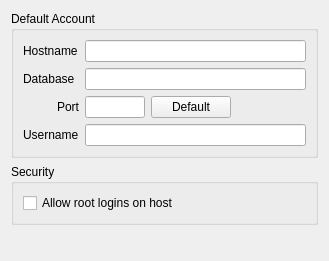
First picture: the form in ui/configurationmysql.ui, repository pwizard2/robojournal, before the edit.
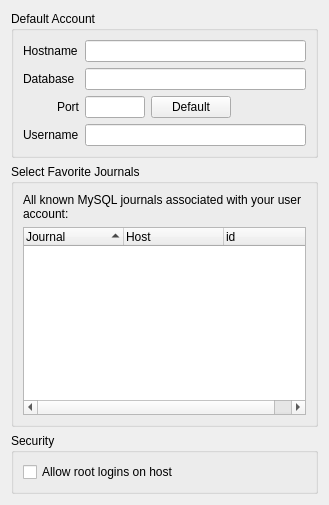
Second picture: the form after the edit.

Commit message: added FavoriteCore system

```diff
--- a/ui/configurationmysql.ui
+++ b/ui/configurationmysql.ui
@@ -7,13 +7,13 @@
     <x>0</x>
     <y>0</y>
     <width>329</width>
-    <height>261</height>
+    <height>505</height>
    </rect>
   </property>
   <property name="windowTitle">
    <string>Form</string>
   </property>
-  <layout class="QVBoxLayout" name="verticalLayout">
+  <layout class="QVBoxLayout" name="verticalLayout_2">
    <item>
     <widget class="QGroupBox" name="groupBox">
      <property name="title">
@@ -100,6 +100,71 @@
      </layout>
     </widget>
    </item>
+   <item>
+    <widget class="QGroupBox" name="groupBox_3">
+     <property name="title">
+      <string>Select Favorite Journals</string>
+     </property>
+     <layout class="QVBoxLayout" name="verticalLayout">
+      <item>
+       <widget class="QLabel" name="label_5">
+        <property name="text">
+         <string>All known MySQL journals associated with your user account:</string>
+        </property>
+        <property name="wordWrap">
+         <bool>true</bool>
+        </property>
+       </widget>
+      </item>
+      <item>
+       <widget class="QTreeWidget" name="KnownJournals">
+        <property name="sizePolicy">
+         <sizepolicy hsizetype="Expanding" vsizetype="Fixed">
+          <horstretch>0</horstretch>
+          <verstretch>0</verstretch>
+         </sizepolicy>
+        </property>
+        <property name="maximumSize">
+         <size>
+          <width>16777215</width>
+          <height>200</height>
+         </size>
+        </property>
+        <property name="itemsExpandable">
+         <bool>false</bool>
+        </property>
+        <property name="sortingEnabled">
+         <bool>true</bool>
+        </property>
+        <property name="allColumnsShowFocus">
+         <bool>true</bool>
+        </property>
+        <attribute name="headerVisible">
+         <bool>true</bool>
+        </attribute>
+        <attribute name="headerShowSortIndicator" stdset="0">
+         <bool>true</bool>
+        </attribute>
+        <column>
+         <property name="text">
+          <string notr="true">Journal</string>
+         </property>
+        </column>
+        <column>
+         <property name="text">
+          <string>Host</string>
+         </property>
+        </column>
+        <column>
+         <property name="text">
+          <string>id</string>
+         </property>
+        </column>
+       </widget>
+      </item>
+     </layout>
+    </widget>
+   </item>
    <item>
     <widget class="QGroupBox" name="groupBox_2">
      <property name="title">
```
The commit also changes 18 other files.
